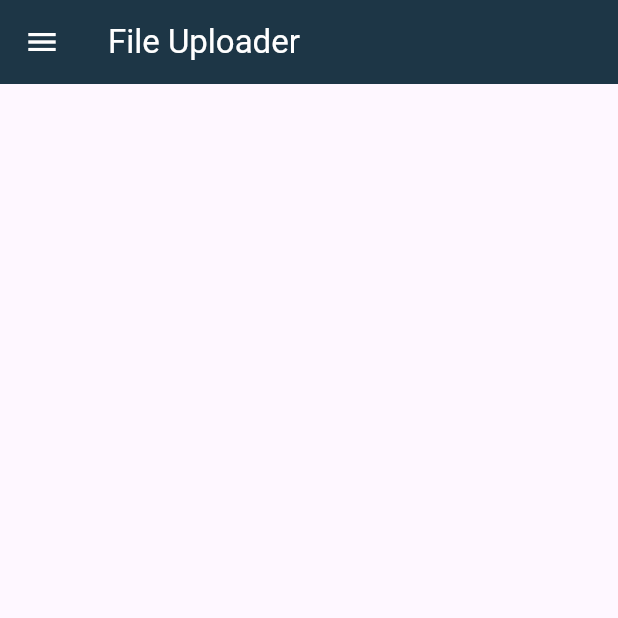
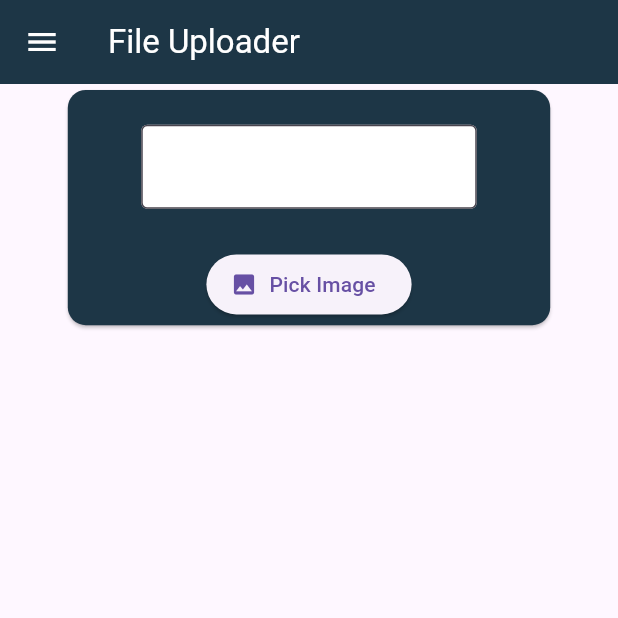
Before and after one commit to penguin104/file_uploader, a Flutter app: the screen it shows after launch, on a phone screen of 412 x 824 dp, the top half of it. Run offline on Flutter 3.47's test engine with Material 3 defaults, Android fonts, the phone set to English and light mode, and no system bars.

Commit message:
main card widget実装

```diff
--- a/lib/frontend/uploader_main_page.dart
+++ b/lib/frontend/uploader_main_page.dart
@@ -1,12 +1,32 @@
+import 'package:file_uploader/main.dart';
 import 'package:flutter/material.dart';
 
+// メインの色
 int primaryColor = 0xFF1D3646;
+
+// main card padding
+double card_padding = 20;
 
 class UploaderMainPage extends StatelessWidget {
   const UploaderMainPage({super.key});
 
   @override
   Widget build(BuildContext context) {
+    // 画面のサイズ
+
+    final mediaSize = MediaQuery.of(context).size;
+
+    double cardWidth = 80;
+    double cardHeight = mediaSize.height * 0.3;
+
+    if (mediaSize.width > mediaSize.height) {
+      cardWidth = mediaSize.width * 0.6;
+      cardHeight = mediaSize.height * 0.3;
+    } else {
+      cardWidth = mediaSize.width * 0.8;
+      cardHeight = mediaSize.height * 0.2;
+    }
+
     var appBar = AppBar(
       title: Text("File Uploader", style: TextStyle(color: Colors.white)),
       leading: IconButton(
@@ -16,7 +36,51 @@ class UploaderMainPage extends StatelessWidget {
       backgroundColor: Color(primaryColor),
     );
 
-    var content = MaterialApp(home: Scaffold(appBar: appBar));
+    // URLを入力するフィールド
+    double fieldWidth = cardWidth * 0.8;
+    var urlField = Container(
+      child: TextField(
+        style: TextStyle(color: Color(primaryColor)),
+        decoration: InputDecoration(
+          border: OutlineInputBorder(),
+          filled: true,
+          fillColor: Colors.white,
+        ),
+      ),
+      padding: EdgeInsets.all(card_padding),
+      width: fieldWidth,
+    );
+
+    // 画像を選択するボタン
+    var selectPicture = ElevatedButton.icon(
+      onPressed: () {},
+      label: Text("Pick Image"),
+      icon: Icon(Icons.image),
+    );
+
+    var mainCard = Container(
+      child: Card(
+        color: Color(primaryColor),
+        child: Column(
+          children: [urlField, selectPicture],
+          mainAxisAlignment: MainAxisAlignment.spaceAround,
+          crossAxisAlignment: CrossAxisAlignment.center,
+        ),
+      ),
+      width: cardWidth,
+      height: cardHeight,
+    );
+
+    var mainContent = Column(
+      children: [mainCard],
+      crossAxisAlignment: CrossAxisAlignment.center,
+    );
+    var content = MaterialApp(
+      home: Scaffold(
+        appBar: appBar,
+        body: Center(child: mainContent),
+      ),
+    );
 
     return content;
   }
```
Also changed, not shown: lib/backend/datas.dart (added).
